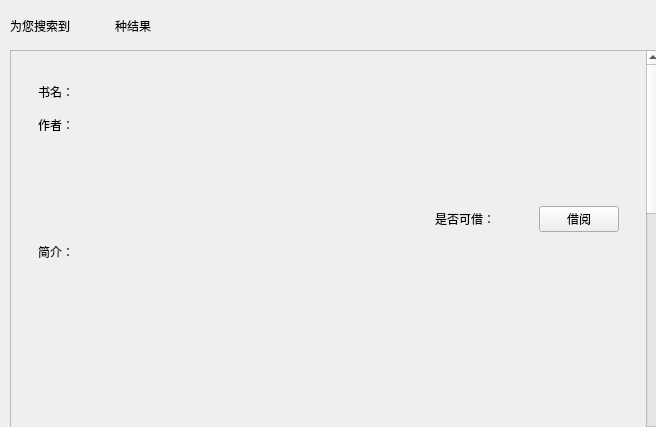
Qt form search.ui (mhzy11/librarymanaging) before a commit.
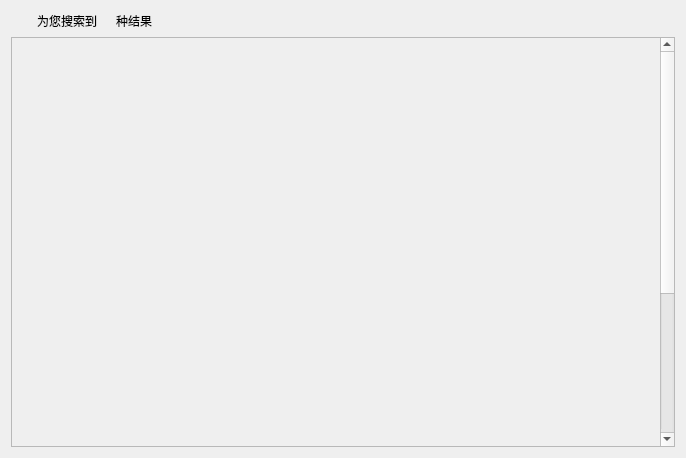
The same form after that commit.

What changed in the file:
```diff
--- a/search.ui
+++ b/search.ui
@@ -6,22 +6,73 @@
    <rect>
     <x>0</x>
     <y>0</y>
-    <width>656</width>
-    <height>427</height>
+    <width>686</width>
+    <height>458</height>
    </rect>
   </property>
   <property name="windowTitle">
    <string>Form</string>
   </property>
+  <layout class="QGridLayout" name="gridLayout">
+   <item row="0" column="0">
+    <layout class="QVBoxLayout" name="verticalLayout_3">
+     <item>
+      <layout class="QHBoxLayout" name="horizontalLayout_2" stretch="1,2,20">
+       <item>
+        <spacer name="horizontalSpacer_2">
+         <property name="orientation">
+          <enum>Qt::Orientation::Horizontal</enum>
+         </property>
+         <property name="sizeHint" stdset="0">
+          <size>
+           <width>40</width>
+           <height>20</height>
+          </size>
+         </property>
+        </spacer>
+       </item>
+       <item>
+        <layout class="QHBoxLayout" name="horizontalLayout">
+         <item>
+          <widget class="QLabel" name="label">
+           <property name="text">
+            <string>为您搜索到</string>
+           </property>
+          </widget>
+         </item>
+         <item>
+          <widget class="QLabel" name="countings">
+           <property name="text">
+            <string/>
+           </property>
+          </widget>
+         </item>
+         <item>
+          <widget class="QLabel" name="label_2">
+           <property name="text">
+            <string>种结果</string>
+           </property>
+          </widget>
+         </item>
+        </layout>
+       </item>
+       <item>
+        <spacer name="horizontalSpacer">
+         <property name="orientation">
+          <enum>Qt::Orientation::Horizontal</enum>
+         </property>
+         <property name="sizeHint" stdset="0">
+          <size>
+           <width>40</width>
+           <height>20</height>
+          </size>
+         </property>
+        </spacer>
+       </item>
+      </layout>
+     </item>
+     <item>
   <widget class="QScrollArea" name="scrollArea">
-   <property name="geometry">
-    <rect>
-     <x>10</x>
-     <y>50</y>
-     <width>651</width>
-     <height>391</height>
-    </rect>
-   </property>
    <property name="verticalScrollBarPolicy">
     <enum>Qt::ScrollBarPolicy::ScrollBarAlwaysOn</enum>
    </property>
@@ -33,65 +84,14 @@
      <rect>
       <x>0</x>
       <y>0</y>
-      <width>632</width>
-      <height>932</height>
+          <width>653</width>
+          <height>628</height>
      </rect>
     </property>
     <layout class="QVBoxLayout" name="verticalLayout">
      <item>
       <widget class="QWidget" name="widget" native="true">
        <layout class="QVBoxLayout" name="verticalLayout_2">
-        <item>
-         <widget class="QWidget" name="widget_2" native="true">
-          <property name="minimumSize">
-           <size>
-            <width>598</width>
-            <height>300</height>
-           </size>
-          </property>
-          <layout class="QHBoxLayout" name="horizontalLayout_2" stretch="8,2,0">
-           <item>
-            <layout class="QVBoxLayout" name="verticalLayout_3" stretch="1,1,8">
-             <item>
-              <widget class="QLabel" name="label_3">
-               <property name="text">
-                <string>书名：</string>
-               </property>
-              </widget>
-             </item>
-             <item>
-              <widget class="QLabel" name="label_4">
-               <property name="text">
-                <string>作者：</string>
-               </property>
-              </widget>
-             </item>
-             <item>
-              <widget class="QLabel" name="label_5">
-               <property name="text">
-                <string>简介：</string>
-               </property>
-              </widget>
-             </item>
-            </layout>
-           </item>
-           <item>
-            <widget class="QLabel" name="label_6">
-             <property name="text">
-              <string>是否可借：</string>
-             </property>
-            </widget>
-           </item>
-           <item>
-            <widget class="QPushButton" name="pushButton">
-             <property name="text">
-              <string>借阅</string>
-             </property>
-            </widget>
-           </item>
-          </layout>
-         </widget>
-        </item>
         <item>
          <widget class="QWidget" name="widget_3" native="true">
           <property name="minimumSize">
@@ -118,45 +118,10 @@
     </layout>
    </widget>
   </widget>
-  <widget class="QWidget" name="">
-   <property name="geometry">
-    <rect>
-     <x>10</x>
-     <y>10</y>
-     <width>141</width>
-     <height>31</height>
-    </rect>
-   </property>
-   <layout class="QHBoxLayout" name="horizontalLayout">
-    <item>
-     <widget class="QLabel" name="label">
-      <property name="text">
-       <string>为您搜索到</string>
-      </property>
-     </widget>
-    </item>
-    <item>
-     <spacer name="horizontalSpacer">
-      <property name="orientation">
-       <enum>Qt::Orientation::Horizontal</enum>
-      </property>
-      <property name="sizeHint" stdset="0">
-       <size>
-        <width>40</width>
-        <height>20</height>
-       </size>
-      </property>
-     </spacer>
-    </item>
-    <item>
-     <widget class="QLabel" name="label_2">
-      <property name="text">
-       <string>种结果</string>
-      </property>
-     </widget>
-    </item>
-   </layout>
-  </widget>
+     </item>
+    </layout>
+   </item>
+  </layout>
  </widget>
  <resources/>
  <connections/>
```
Lines whose indentation alone changed are shown as unchanged.
